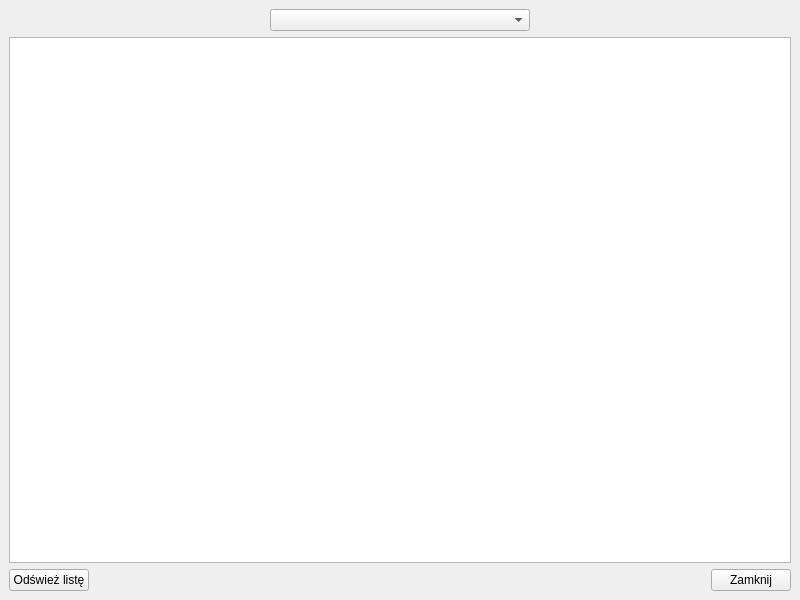
Above: ui/Main/data-preview.ui from OskarLewandowski/dex-data-experience before the change. Below: the same form after it.
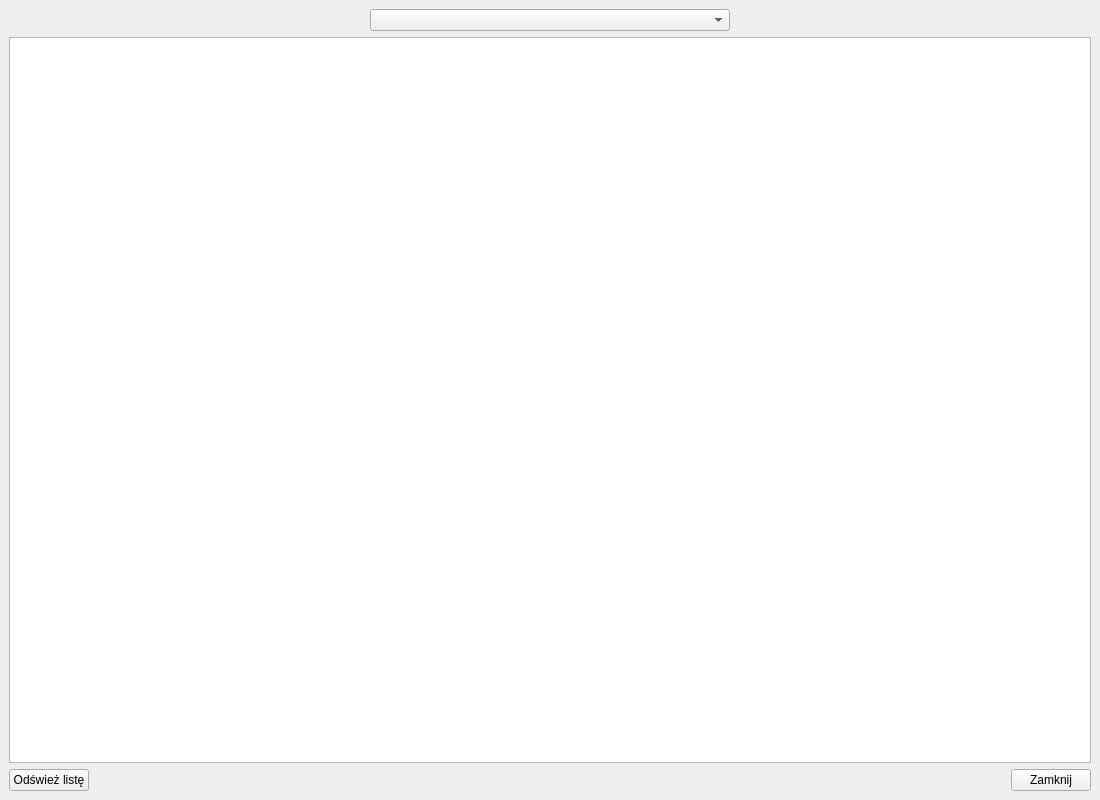
That is the form after the change.

Commit message: update data preview

```diff
--- a/ui/Main/data-preview.ui
+++ b/ui/Main/data-preview.ui
@@ -9,9 +9,15 @@
    <rect>
     <x>0</x>
     <y>0</y>
+    <width>1100</width>
+    <height>800</height>
+   </rect>
+  </property>
+  <property name="minimumSize">
+   <size>
     <width>800</width>
     <height>600</height>
-   </rect>
+   </size>
   </property>
   <property name="windowTitle">
    <string>Podgląd danych</string>
```
The commit also changes 1 other file.
